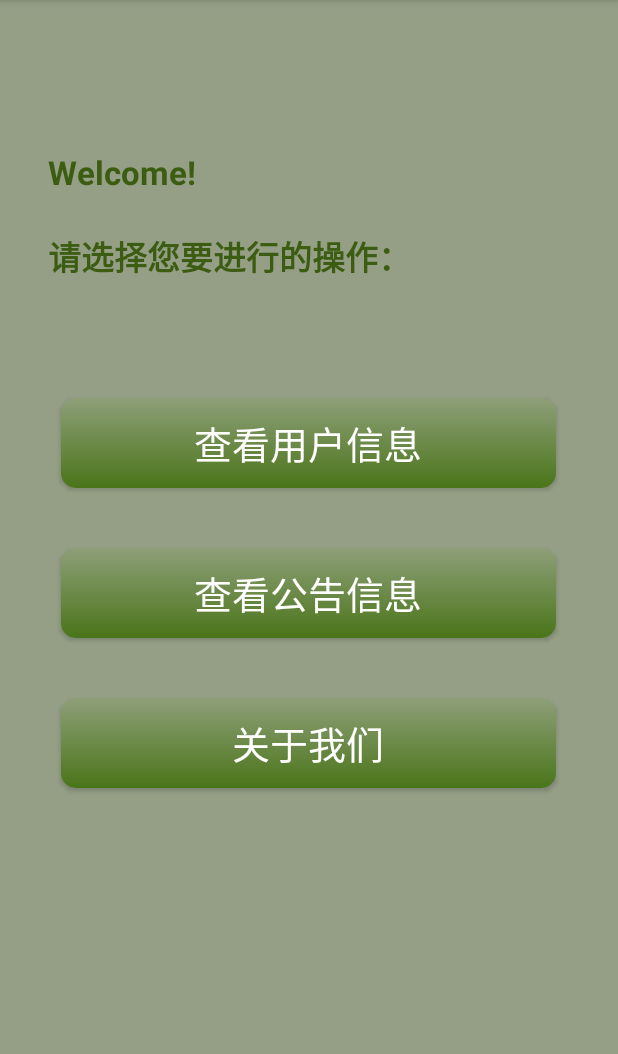
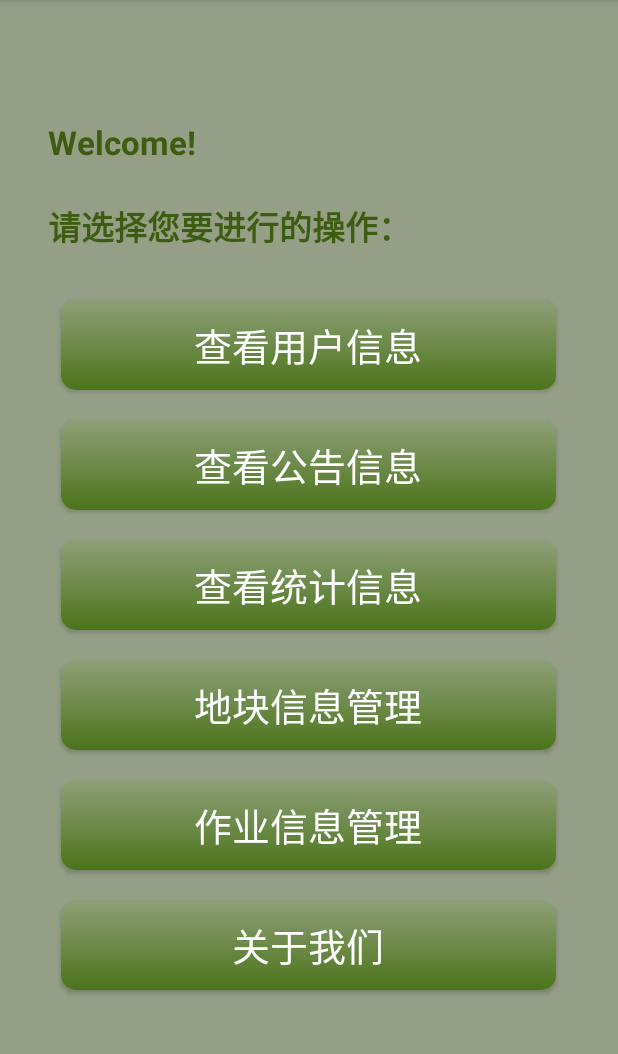
Before and after one commit to clayearth/InfoPlatform, an Android app: the screen it shows after launch (MainActivity), on a phone screen of 412 x 824 dp, the part 84-1138 px from its top. Run offline under Robolectric (Android 15) with nearby library versions, the phone set to English and light mode, and no system bars.

Commit message:
fix padding

```diff
--- a/app/src/main/res/layout/activity_main.xml
+++ b/app/src/main/res/layout/activity_main.xml
@@ -13,7 +13,7 @@
         android:textColor="#3B5C11"
         android:textStyle="bold"
         android:textSize="22sp"
-        android:layout_marginTop="100dp"
+        android:layout_marginTop="80dp"
         android:typeface="sans" />
 
 
@@ -24,18 +24,17 @@
         android:orientation="vertical">
 
 
-
         <Button
             android:id="@+id/btn_UserType"
             android:layout_width="330dp"
             android:layout_height="60dp"
+            android:layout_alignParentBottom="true"
             android:layout_gravity="center_horizontal"
-            android:layout_marginTop="265dp"
+            android:layout_marginTop="200dp"
             android:background="@drawable/chx_button1"
             android:text="查看用户信息"
             android:textColor="#ffffff"
-            android:textSize="25sp"
-            android:layout_alignParentBottom="true">
+            android:textSize="25sp">
 
         </Button>
 
@@ -47,7 +46,49 @@
             android:text="查看公告信息"
             android:textColor="#ffffff"
             android:textSize="25sp"
-            android:layout_marginTop="40dp"
+            android:layout_marginTop="20dp"
+            android:layout_gravity="center_horizontal"
+            android:layout_alignParentBottom="true">
+
+        </Button>
+
+        <Button
+            android:id="@+id/btn_STA"
+            android:layout_width="330dp"
+            android:layout_height="60dp"
+            android:background="@drawable/chx_button1"
+            android:text="查看统计信息"
+            android:textColor="#ffffff"
+            android:textSize="25sp"
+            android:layout_marginTop="20dp"
+            android:layout_gravity="center_horizontal"
+            android:layout_alignParentBottom="true">
+
+        </Button>
+
+        <Button
+            android:id="@+id/btn_STA"
+            android:layout_width="330dp"
+            android:layout_height="60dp"
+            android:background="@drawable/chx_button1"
+            android:text="地块信息管理"
+            android:textColor="#ffffff"
+            android:textSize="25sp"
+            android:layout_marginTop="20dp"
+            android:layout_gravity="center_horizontal"
+            android:layout_alignParentBottom="true">
+
+        </Button>
+
+        <Button
+            android:id="@+id/btn_STA"
+            android:layout_width="330dp"
+            android:layout_height="60dp"
+            android:background="@drawable/chx_button1"
+            android:text="作业信息管理"
+            android:textColor="#ffffff"
+            android:textSize="25sp"
+            android:layout_marginTop="20dp"
             android:layout_gravity="center_horizontal"
             android:layout_alignParentBottom="true">
 
@@ -61,7 +102,7 @@
             android:text="关于我们"
             android:textColor="#ffffff"
             android:textSize="25sp"
-            android:layout_marginTop="40dp"
+            android:layout_marginTop="20dp"
             android:layout_gravity="center_horizontal"
             android:layout_alignParentBottom="true">
 
```
